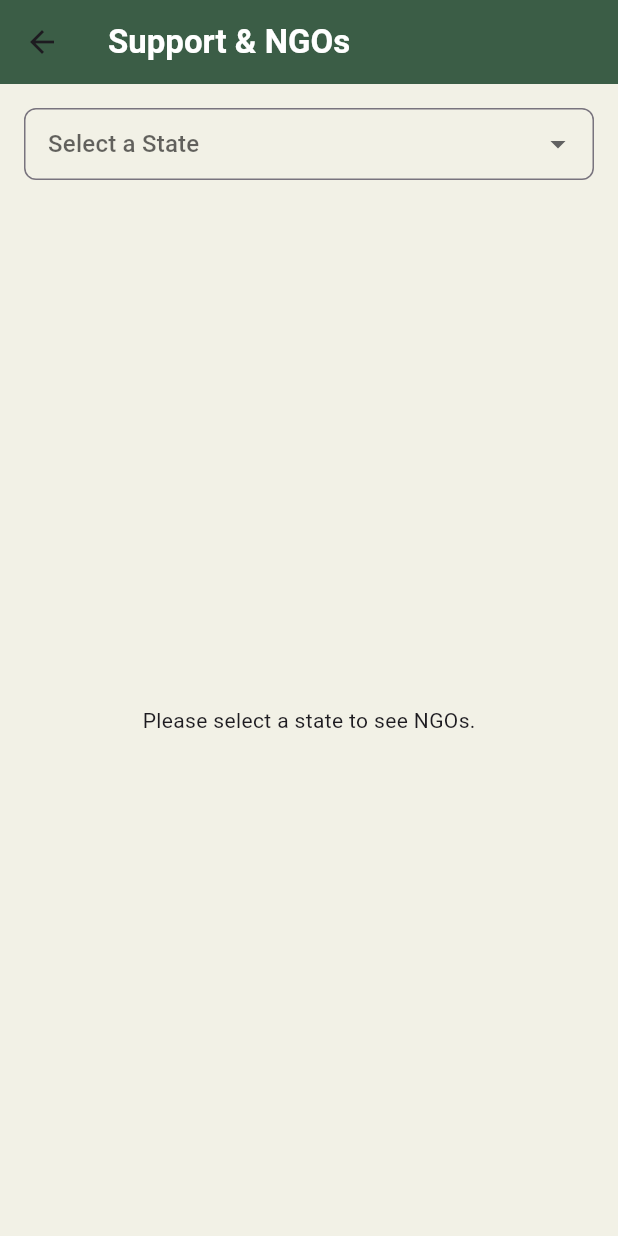
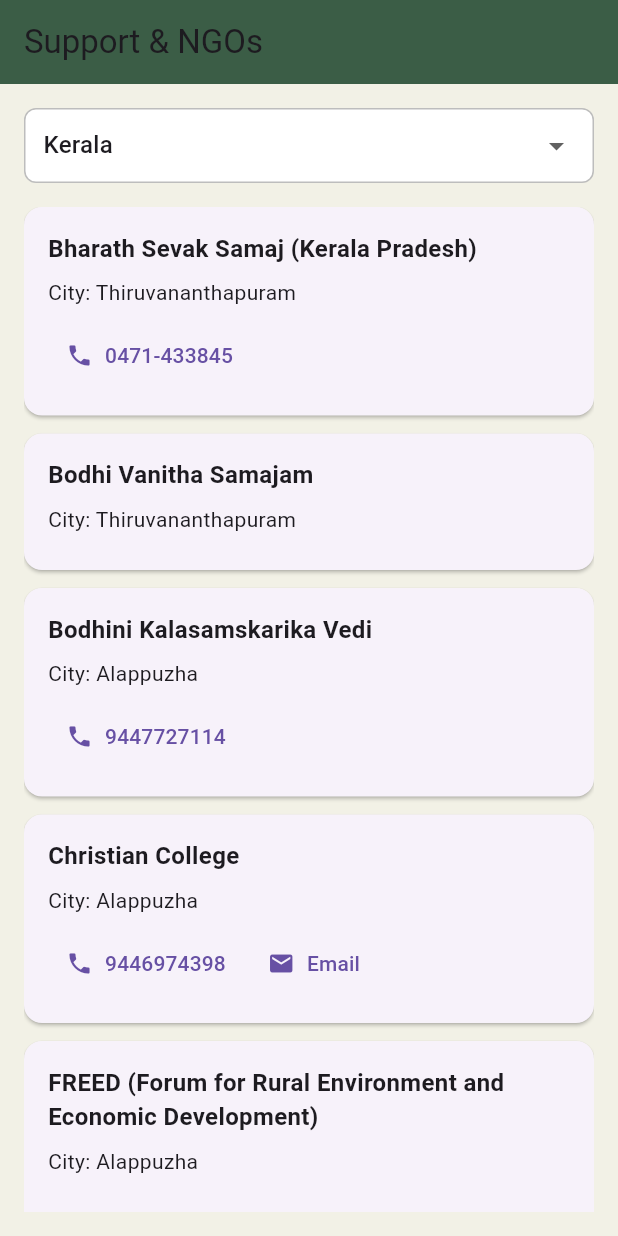
Before and after one commit to krishna8178/FarmIQ, a Flutter app: the SupportScreen screen opened directly, on a phone screen of 412 x 824 dp. Run offline on Flutter 3.47's test engine with Material 3 defaults, Android fonts, the light colour scheme and no system bars; our stand-ins replace shared_preferences, shimmer, socket_io_client; accounts and stored records are empty; network calls fail; Roboto replaces fonts that are missing (Poppins).

Commit message:
phone, email redirect and profile in footer

```diff
--- /dev/null
+++ b/devtools_options.yaml
@@ -0,0 +1,3 @@
+description: This file stores settings for Dart & Flutter DevTools.
+documentation: https://docs.flutter.dev/tools/devtools/extensions#configure-extension-enablement-states
+extensions:
--- a/lib/screens/support_screen.dart
+++ b/lib/screens/support_screen.dart
@@ -1,128 +1,115 @@
-// lib/screens/support_screen.dart
 import 'package:flutter/material.dart';
-import 'package:farmiq_app/models/ngo_model.dart';
-import 'package:farmiq_app/services/api_service.dart';
-import 'package:farmiq_app/utils/constants.dart';
+import 'package:url_launcher/url_launcher.dart';
 
-class SupportScreen extends StatefulWidget {
+// A simple model to hold NGO data
+class Ngo {
+  final String name;
+  final String city;
+  final String? phone;
+  final String? email;
+
+  Ngo({required this.name, required this.city, this.phone, this.email});
+}
+
+class SupportScreen extends StatelessWidget {
   const SupportScreen({super.key});
 
-  @override
-  State<SupportScreen> createState() => _SupportScreenState();
+  // Helper function to launch URLs (tel:, mailto:)
+  Future<void> _launchUrl(String urlString, BuildContext context) async {
+    final Uri url = Uri.parse(urlString);
+    if (!await launchUrl(url, mode: LaunchMode.externalApplication)) {
+      ScaffoldMessenger.of(context).showSnackBar(
+        SnackBar(content: Text('Could not launch $urlString')),
+      );
     }
-
-class _SupportScreenState extends State<SupportScreen> {
-  final ApiService _apiService = ApiService();
-  List<NGO> _allNgos = [];
-  List<NGO> _filteredNgos = [];
-  bool _isLoading = true;
-  String? _selectedState;
-  final List<String> _states = ['Kerala', 'Punjab', 'Jharkhand'];
-
-  @override
-  void initState() {
-    super.initState();
-    _fetchNgos();
-  }
-
-  Future<void> _fetchNgos() async {
-    try {
-      final ngos = await _apiService.getNgos();
-      if (mounted) {
-        setState(() {
-          _allNgos = ngos;
-          _isLoading = false;
-        });
-      }
-    } catch (e) {
-      if (mounted) {
-        setState(() {
-          _isLoading = false;
-        });
-        // Handle error, e.g., show a snackbar
-      }
-    }
-  }
-
-  void _filterNgosByState(String? state) {
-    setState(() {
-      _selectedState = state;
-      if (state == null) {
-        _filteredNgos = [];
-      } else {
-        _filteredNgos =
-            _allNgos.where((ngo) => ngo.state.toLowerCase() == state.toLowerCase()).toList();
-      }
-    });
   }
 
   @override
   Widget build(BuildContext context) {
+    // Your list of NGOs for Kerala
+    final List<Ngo> keralaNgos = [
+      Ngo(name: 'Bharath Sevak Samaj (Kerala Pradesh)', city: 'Thiruvananthapuram', phone: '0471-433845'),
+      Ngo(name: 'Bodhi Vanitha Samajam', city: 'Thiruvananthapuram', phone: null), // Phone not available
+      Ngo(name: 'Bodhini Kalasamskarika Vedi', city: 'Alappuzha', phone: '9447727114'),
+      Ngo(name: 'Christian College', city: 'Alappuzha', email: 'christiancollege@gmail.com', phone: '9446974398'),
+      Ngo(name: 'FREED (Forum for Rural Environment and Economic Development)', city: 'Alappuzha', email: null, phone: '9995214442'),
+      Ngo(name: 'Gandhi Smaraka Grama Seva Kendram', city: 'Alappuzha', email: null, phone: '9447086549'),
+    ];
+
     return Scaffold(
       appBar: AppBar(
-        title: const Text('Support & NGOs',
-          style: TextStyle(fontWeight: FontWeight.bold, color: Colors.white),),
-        backgroundColor: kPrimaryColor,
+        title: const Text('Support & NGOs'),
+        backgroundColor: const Color(0xFF3b5d46),
+        automaticallyImplyLeading: false, // Removes back button
       ),
-      body: Column(
+      body: Padding(
+        padding: const EdgeInsets.all(16.0),
+        child: Column(
           children: [
-          Padding(
-            padding: const EdgeInsets.all(16.0),
-            child: DropdownButtonFormField<String>(
-              value: _selectedState,
-              hint: const Text('Select a State'),
+            // Dropdown for selecting the state (currently static)
+            Container(
+              padding: const EdgeInsets.symmetric(horizontal: 12.0),
+              decoration: BoxDecoration(
+                color: Colors.white,
+                borderRadius: BorderRadius.circular(8.0),
+                border: Border.all(color: Colors.grey.shade400),
+              ),
+              child: DropdownButton<String>(
+                value: 'Kerala',
                 isExpanded: true,
-              items: _states.map((String state) {
+                underline: const SizedBox(), // Hides the default underline
+                onChanged: (String? newValue) {
+                  // TODO: Implement logic to switch between states
+                },
+                items: <String>['Kerala']
+                    .map<DropdownMenuItem<String>>((String value) {
                   return DropdownMenuItem<String>(
-                  value: state,
-                  child: Text(state),
+                    value: value,
+                    child: Text(value),
                   );
                 }).toList(),
-              onChanged: _filterNgosByState,
-              decoration: InputDecoration(
-                border: OutlineInputBorder(
-                  borderRadius: BorderRadius.circular(8.0),
-                ),
-                contentPadding: const EdgeInsets.symmetric(horizontal: 12.0),
               ),
             ),
+            const SizedBox(height: 16),
+
+            // List of NGOs
+            Expanded(
+              child: ListView.builder(
+                itemCount: keralaNgos.length,
+                itemBuilder: (context, index) {
+                  final ngo = keralaNgos[index];
+                  return Card(
+                    margin: const EdgeInsets.only(bottom: 12.0),
+                    child: Padding(
+                      padding: const EdgeInsets.all(16.0),
+                      child: Column(
+                        crossAxisAlignment: CrossAxisAlignment.start,
+                        children: [
+                          Text(ngo.name, style: const TextStyle(fontSize: 16, fontWeight: FontWeight.bold)),
+                          const SizedBox(height: 8),
+                          Text('City: ${ngo.city}'),
+                          const SizedBox(height: 8),
+
+                          // --- INTERACTIVE CONTACT ROW ---
+                          Row(
+                            mainAxisAlignment: MainAxisAlignment.start,
+                            children: [
+                              if (ngo.phone != null)
+                                TextButton.icon(
+                                  icon: const Icon(Icons.phone, size: 18),
+                                  label: Text(ngo.phone!),
+                                  onPressed: () => _launchUrl('tel:${ngo.phone}', context),
                                 ),
-          Expanded(
-            child: _isLoading
-                ? const Center(child: CircularProgressIndicator())
-                : _selectedState == null
-                ? const Center(
-                child: Text('Please select a state to see NGOs.'))
-                : _filteredNgos.isEmpty
-                ? Center(
-                child: Text(
-                    'No NGOs found for $_selectedState.'))
-                : ListView.builder(
-              itemCount: _filteredNgos.length,
-              itemBuilder: (context, index) {
-                final ngo = _filteredNgos[index];
-                return Card(
-                  margin: const EdgeInsets.symmetric(
-                      horizontal: 16.0, vertical: 8.0),
-                  child: ListTile(
-                    title: Text(ngo.name,
-                        style: const TextStyle(
-                            fontWeight: FontWeight.bold)),
-                    subtitle: Column(
-                      crossAxisAlignment:
-                      CrossAxisAlignment.start,
-                      children: [
-                        if (ngo.description != null)
-                          Text(ngo.description!),
-                        if (ngo.city != null)
-                          Text('City: ${ngo.city}'),
-                        if (ngo.contactEmail != null)
-                          Text('Email: ${ngo.contactEmail}'),
-                        if (ngo.contactPhone != null)
-                          Text('Phone: ${ngo.contactPhone}'),
+                              if (ngo.email != null)
+                                TextButton.icon(
+                                  icon: const Icon(Icons.email, size: 18),
+                                  label: const Text('Email'),
+                                  onPressed: () => _launchUrl('mailto:${ngo.email}', context),
+                                ),
+                            ],
+                          )
                         ],
                       ),
-                    isThreeLine: true,
                     ),
                   );
                 },
@@ -130,6 +117,7 @@
             ),
           ],
         ),
+      ),
     );
   }
 }
--- a/pubspec.yaml
+++ b/pubspec.yaml
@@ -31,6 +31,7 @@
   flutter:
     sdk: flutter
   http: ^1.1.0
+  url_launcher: ^6.2.6
   provider: ^6.1.1
   shared_preferences: ^2.2.2
   shimmer: ^3.0.0 # For saving the login token
```
Also changed, not shown: lib/screens/main_layout.dart (+27 -13 lines), pubspec.lock, 5 other files. Lines whose indentation alone changed are shown as unchanged.
